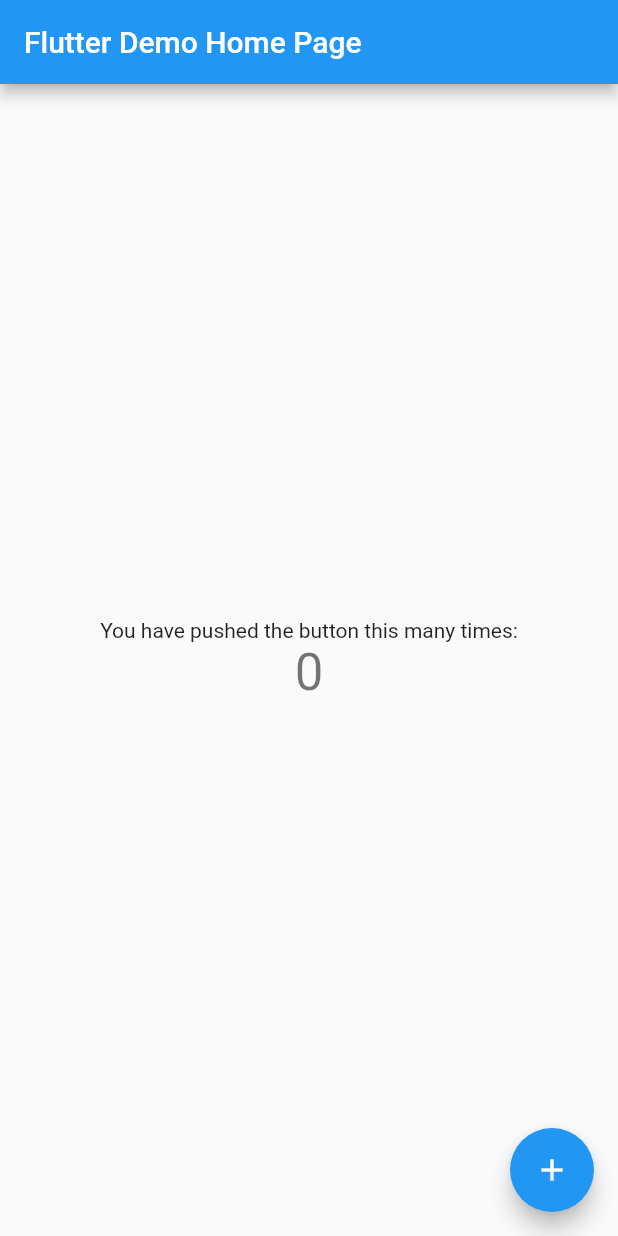
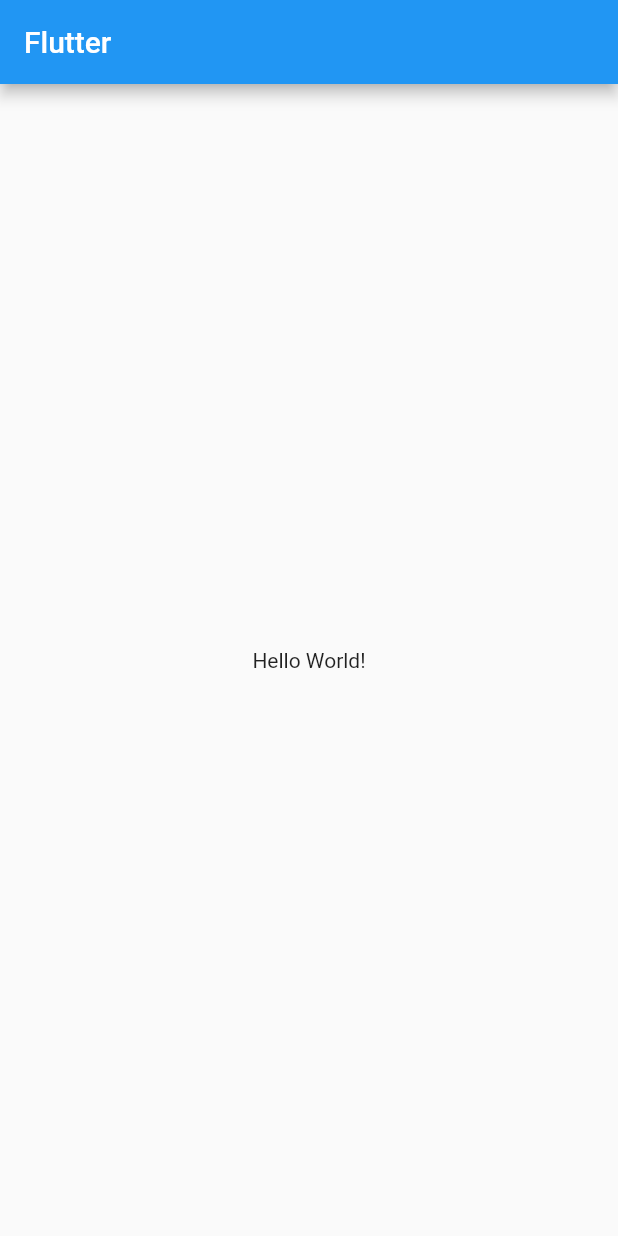
Before and after one commit to whatsupcoders/Flutter-Codemagic-Setup, a Flutter app: the screen it shows after launch, on a phone screen of 412 x 824 dp. Run offline on Flutter 3.47's test engine with Material 2 defaults, Android fonts, the phone set to English and light mode, and no system bars.

Commit message:
Flutter basic project

```diff
--- a/lib/main.dart
+++ b/lib/main.dart
@@ -20,92 +20,26 @@ class MyApp extends StatelessWidget {
         // is not restarted.
         primarySwatch: Colors.blue,
       ),
-      home: MyHomePage(title: 'Flutter Demo Home Page'),
+      home: MyHomePage(),
     );
   }
 }
 
 class MyHomePage extends StatefulWidget {
-  MyHomePage({Key key, this.title}) : super(key: key);
-
-  // This widget is the home page of your application. It is stateful, meaning
-  // that it has a State object (defined below) that contains fields that affect
-  // how it looks.
-
-  // This class is the configuration for the state. It holds the values (in this
-  // case the title) provided by the parent (in this case the App widget) and
-  // used by the build method of the State. Fields in a Widget subclass are
-  // always marked "final".
-
-  final String title;
-
   @override
   _MyHomePageState createState() => _MyHomePageState();
 }
 
 class _MyHomePageState extends State<MyHomePage> {
-  int _counter = 0;
-
-  void _incrementCounter() {
-    setState(() {
-      // This call to setState tells the Flutter framework that something has
-      // changed in this State, which causes it to rerun the build method below
-      // so that the display can reflect the updated values. If we changed
-      // _counter without calling setState(), then the build method would not be
-      // called again, and so nothing would appear to happen.
-      _counter++;
-    });
-  }
-
   @override
   Widget build(BuildContext context) {
-    // This method is rerun every time setState is called, for instance as done
-    // by the _incrementCounter method above.
-    //
-    // The Flutter framework has been optimized to make rerunning build methods
-    // fast, so that you can just rebuild anything that needs updating rather
-    // than having to individually change instances of widgets.
     return Scaffold(
       appBar: AppBar(
-        // Here we take the value from the MyHomePage object that was created by
-        // the App.build method, and use it to set our appbar title.
-        title: Text(widget.title),
+        title: Text("Flutter"),
       ),
       body: Center(
-        // Center is a layout widget. It takes a single child and positions it
-        // in the middle of the parent.
-        child: Column(
-          // Column is also layout widget. It takes a list of children and
-          // arranges them vertically. By default, it sizes itself to fit its
-          // children horizontally, and tries to be as tall as its parent.
-          //
-          // Invoke "debug painting" (press "p" in the console, choose the
-          // "Toggle Debug Paint" action from the Flutter Inspector in Android
-          // Studio, or the "Toggle Debug Paint" command in Visual Studio Code)
-          // to see the wireframe for each widget.
-          //
-          // Column has various properties to control how it sizes itself and
-          // how it positions its children. Here we use mainAxisAlignment to
-          // center the children vertically; the main axis here is the vertical
-          // axis because Columns are vertical (the cross axis would be
-          // horizontal).
-          mainAxisAlignment: MainAxisAlignment.center,
-          children: <Widget>[
-            Text(
-              'You have pushed the button this many times:',
-            ),
-            Text(
-              '$_counter',
-              style: Theme.of(context).textTheme.display1,
-            ),
-          ],
-        ),
-      ),
-      floatingActionButton: FloatingActionButton(
-        onPressed: _incrementCounter,
-        tooltip: 'Increment',
-        child: Icon(Icons.add),
-      ), // This trailing comma makes auto-formatting nicer for build methods.
+          child: Text(
+              'Hello World!')), // This trailing comma makes auto-formatting nicer for build methods.
     );
   }
 }
```
Also changed, not shown: 1 other file.
